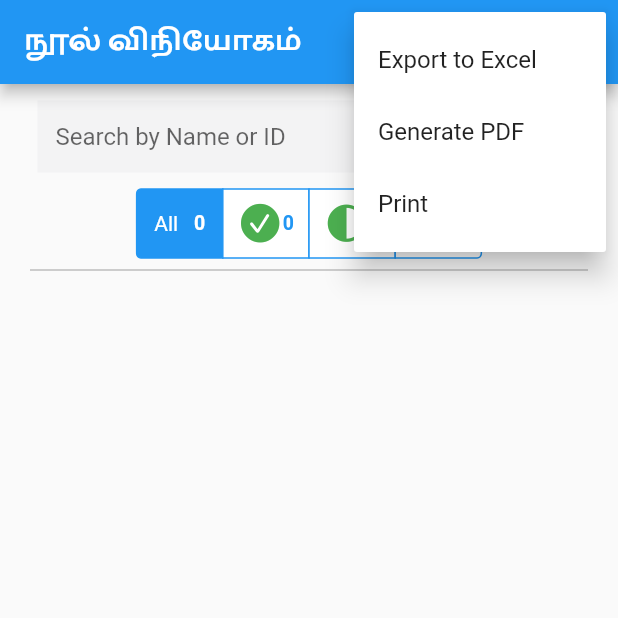
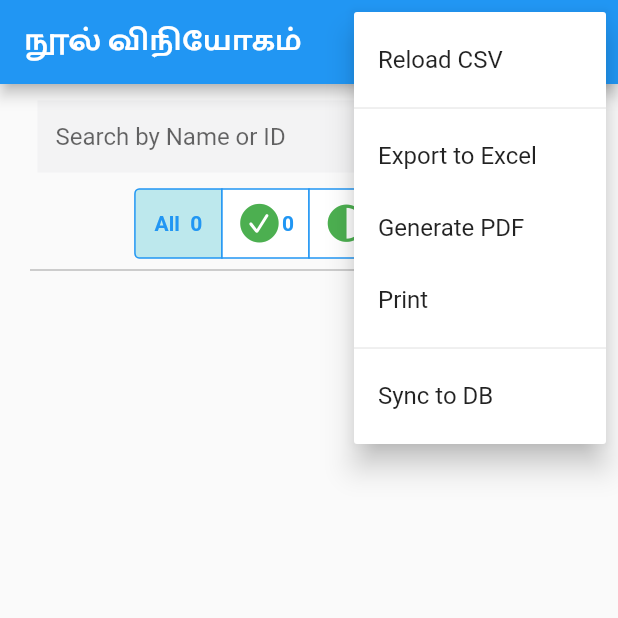
Before and after one commit to rajmohan1584/nool, a Flutter app: the screen it shows after launch, after a tap on the "more vert" icon, on a phone screen of 412 x 824 dp, the top half of it. Run offline on Flutter 3.47's test engine with Material 2 defaults, Android fonts, the phone set to English and light mode, and no system bars; our stand-ins replace csv, open_filex, pdf, printing; missing offline and left inert: excel, window_manager.

Commit message:
More Fixes

```diff
--- a/lib/home.dart
+++ b/lib/home.dart
@@ -8,6 +8,7 @@ import 'package:nool/model/nool_status.dart';
 import 'package:nool/model/student.dart';
 import 'package:nool/student_card.dart';
 import 'package:nool/student_detail.dart';
+import 'package:nool/utils/alert.dart';
 import 'package:nool/utils/excel.dart';
 import 'package:nool/utils/log.dart';
 import 'package:collection/collection.dart';
@@ -118,23 +119,18 @@ class _NoolHomeState extends State<NoolHome> {
     //List<Student> sl = await Student.loadStudents();
     //List<Student> sl = await Student.loadHardCodedData();
     //List<Student> sl = await Student.getDataFromExcelFile();
-    List<Student> sl = await Student.getDataFromCsvFile();
+    List<Student> sl = await Student.getDataFromCsvFile(context);
 
     setState(() {
       searchInputCtlr.clear();
       students = sl;
-      displayStudents = sl;
-      int cardIndex = 0;
-      for (var s in displayStudents) {
-        s.cardIndex = cardIndex++;
-      }
-      counts = calcCounts();
     });
-
-    NLog.log("Loaded ${students.length} students");
+    onFilterData(groupValue, searchInputCtlr.text);
 
     setState(() {
       loading = false;
+      NAlert.alert(
+          context, "Load Complete", "Loaded ${students.length} student rows.");
     });
   }
 
@@ -255,19 +251,23 @@ class _NoolHomeState extends State<NoolHome> {
     if (g == 0) {
       return Padding(
           padding: const EdgeInsets.symmetric(horizontal: 10, vertical: 8.0),
-          child: Row(
-              mainAxisAlignment: MainAxisAlignment.spaceAround,
-              children: [const Text('All  '), TEXT.bold('${counts[0]}')]));
+          child:
+              Row(mainAxisAlignment: MainAxisAlignment.spaceAround, children: [
+            Text('All  ${counts[0]}',
+                style: const TextStyle(
+                    fontWeight: FontWeight.bold, color: Colors.blue))
+          ]));
     }
 
     return Padding(
         padding: const EdgeInsets.symmetric(horizontal: 10, vertical: 8.0),
-        child: Row(
-            mainAxisAlignment: MainAxisAlignment.spaceBetween,
-            children: [
-              NoolStatus.statusIcon(status),
-              TEXT.bold('${counts[g]}')
-            ]));
+        child:
+            Row(mainAxisAlignment: MainAxisAlignment.spaceBetween, children: [
+          NoolStatus.statusIcon(status),
+          Text('${counts[g]}',
+              style: const TextStyle(
+                  fontWeight: FontWeight.bold, color: Colors.blue))
+        ]));
   }
 
   switchSegment(int group) {
@@ -280,6 +280,7 @@ class _NoolHomeState extends State<NoolHome> {
   Widget buildFilter() {
     if (!showFilter) return Container();
     return CupertinoSegmentedControl<int>(
+      selectedColor: Color.fromARGB(255, 189, 232, 237),
       padding: const EdgeInsets.fromLTRB(20.0, 0, 20, 0),
       groupValue: groupValue,
       children: {
@@ -335,13 +336,19 @@ class _NoolHomeState extends State<NoolHome> {
   onActionSelected(BuildContext context, int value) {
     switch (value) {
       case 0:
+        onReloadData();
+        break;
+      case 1:
         NExcel.export(displayStudents);
         break;
-      case 1:
-        NPDF.generateFile(displayStudents);
+      case 2:
+        NPDF.generateFile(context, displayStudents);
         break;
-      case 2:
+      case 3:
         NPDF.print(displayStudents);
+        break;
+      case 4:
+        NAlert.alert(context, "Sync", "TODO");
         break;
       default:
         break;
@@ -362,9 +369,13 @@ class _NoolHomeState extends State<NoolHome> {
             PopupMenuButton<int>(
               onSelected: (value) => onActionSelected(context, value),
               itemBuilder: (context) => const [
-                PopupMenuItem<int>(value: 0, child: Text("Export to Excel")),
-                PopupMenuItem<int>(value: 1, child: Text("Generate PDF")),
-                PopupMenuItem<int>(value: 2, child: Text("Print"))
+                PopupMenuItem<int>(value: 0, child: Text("Reload CSV")),
+                PopupMenuDivider(),
+                PopupMenuItem<int>(value: 1, child: Text("Export to Excel")),
+                PopupMenuItem<int>(value: 2, child: Text("Generate PDF")),
+                PopupMenuItem<int>(value: 3, child: Text("Print")),
+                PopupMenuDivider(),
+                PopupMenuItem<int>(value: 4, child: Text("Sync to DB")),
               ],
             )
           ],
--- a/lib/model/nool_status.dart
+++ b/lib/model/nool_status.dart
@@ -28,6 +28,7 @@ class NoolStatus {
         "pending",
         Icon(
           CupertinoIcons.circle,
+          color: Colors.grey,
           size: 30,
         ),
         "Pending")
--- a/lib/model/student.dart
+++ b/lib/model/student.dart
@@ -5,7 +5,9 @@ import 'dart:io';
 
 import 'package:csv/csv.dart';
 import 'package:excel/excel.dart';
+import 'package:flutter/cupertino.dart';
 import 'package:nool/data/student.dart';
+import 'package:nool/utils/alert.dart';
 import 'package:nool/utils/json.dart';
 import 'package:nool/utils/log.dart';
 import 'package:collection/collection.dart';
@@ -270,7 +272,7 @@ class Student {
     return students;
   }
 
-  static Future<List<Student>> getDataFromCsvFile() async {
+  static Future<List<Student>> getDataFromCsvFile(BuildContext context) async {
     List<Student> students = [];
     final List<Map<String, dynamic>> smap = [];
 
@@ -313,13 +315,12 @@ class Student {
             final bool intField = intFields.contains(field);
 
             data[fields[f]] = intField ? int.parse(value) : value;
-
-            NLog.log("${fields[f]} = ${values[f]}");
           }
           smap.add(data);
         } else {
-          NLog.log("Error $fieldCount != $valueCount");
-          exit(1);
+          NAlert.alert(
+              context, "Error Loading CSV", "Error $fieldCount != $valueCount");
+          return [];
         }
       }
       for (var m in smap) {
```
Also changed, not shown: lib/utils/alert.dart (added, +20 -0 lines), lib/utils/excel.dart (+13 -16 lines), lib/utils/pdf.dart (+12 -3 lines), 3 other files.
